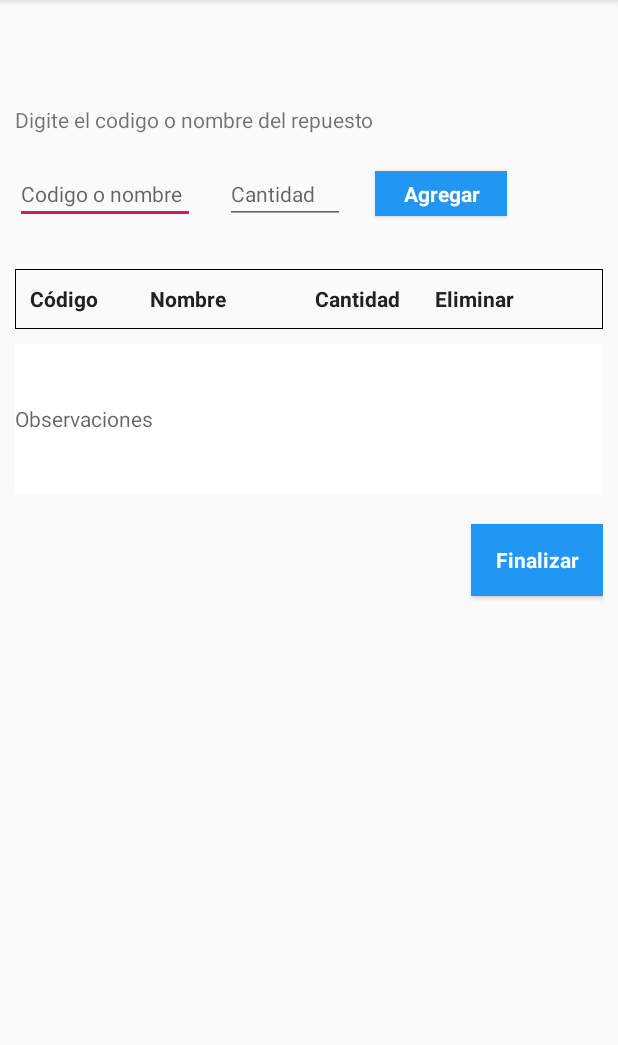
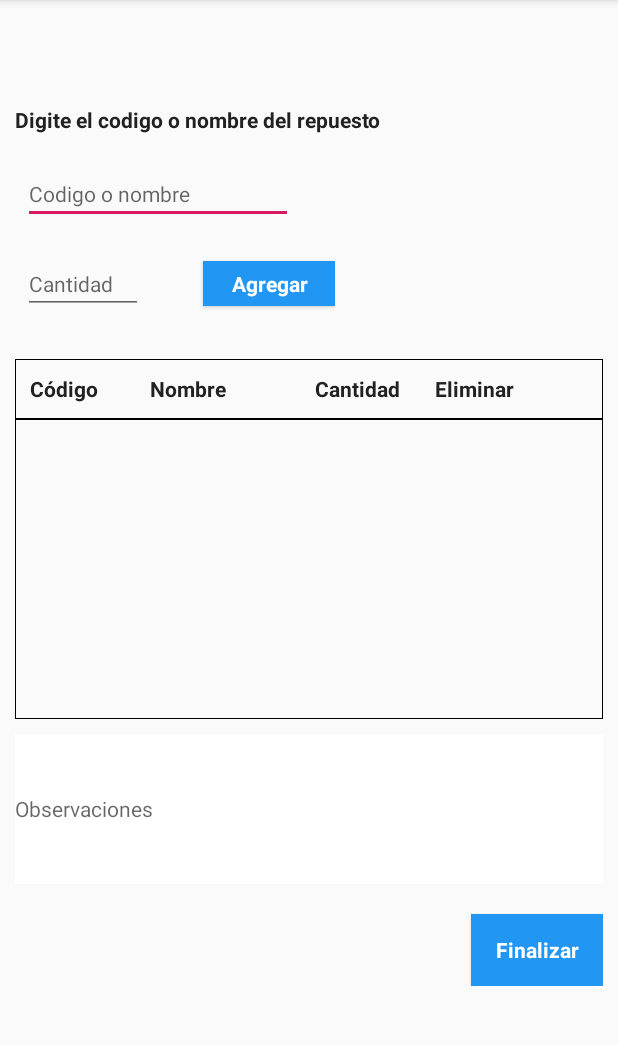
Before and after one commit to SilviaHdezCar/PolarisCoreAndroid-master-master, an Android app: the fragment Registro_diagnostico shown on its own in the app's theme, on a phone screen of 412 x 824 dp, the part 84-1129 px from its top. Run offline under Robolectric (Android 15) with nearby library versions, the phone set to English and light mode, and no system bars; 2 statements that could not run were skipped.

Commit message:
Mejora se corrije la vista registro diagnostico

```diff
--- a/app/src/main/java/com/example/wposs_user/polariscoreandroid/Fragmentos/Registro_diagnostico.java
+++ b/app/src/main/java/com/example/wposs_user/polariscoreandroid/Fragmentos/Registro_diagnostico.java
@@ -324,6 +324,7 @@ public class Registro_diagnostico extends Fragment {
         final ArrayAdapter<String> adapter = new ArrayAdapter<String>(v.getContext(), R.layout.spinner_sytle, rep);
 
         aut_repuesto.setAdapter(adapter);
+        aut_repuesto.setThreshold(0);
         aut_repuesto.setOnItemClickListener(new AdapterView.OnItemClickListener() {
        @Override
        public void onItemClick(AdapterView<?> adapterView, View view, int i, long l) {
@@ -367,15 +368,21 @@ public class Registro_diagnostico extends Fragment {
 
             int cant_solicitada= Integer.parseInt(cant);
 
+        if(cant_solicitada<=0){
+
+            Toast.makeText(objeto, "Debe solicitar como minimo 1 repuesto", Toast.LENGTH_SHORT).show();
+
+        }
+
             for (int i =0;i< Global.REPUESTOS.size();i++) {
 
                 if(Global.REPUESTOS.get(i).getSpar_code().equals(Global.codigo_rep)){
-                    Toast.makeText(objeto,Global.REPUESTOS.get(2).getSpar_code(), Toast.LENGTH_SHORT).show();
 
-                    if(Global.REPUESTOS.get(i).getSpar_quantity()<cant_solicitada){
+                  if(Global.REPUESTOS.get(i).getSpar_quantity()<cant_solicitada){
                         Toast.makeText(objeto, "El repuesto seleccionado no tiene disponible la cantidad solicitada", Toast.LENGTH_SHORT).show();
                         return;
                     }
+
                     Repuesto r = new Repuesto(Global.REPUESTOS.get(i).getSpar_code(),Global.REPUESTOS.get(i).getSpar_name(),cant_solicitada);
                     Global.REPUESTOS_DIAGONOSTICO.add(r);
                     Toast.makeText(objeto, "El repuesto fue agregado exitosamente", Toast.LENGTH_SHORT).show();
--- a/app/src/main/res/layout/fragment_registro_diagnostico.xml
+++ b/app/src/main/res/layout/fragment_registro_diagnostico.xml
@@ -1,5 +1,14 @@
 <?xml version="1.0" encoding="utf-8"?>
 
+
+<ScrollView xmlns:android="http://schemas.android.com/apk/res/android"
+    xmlns:app="http://schemas.android.com/apk/res-auto"
+    xmlns:tools="http://schemas.android.com/tools"
+    android:layout_width="match_parent"
+    android:layout_height="match_parent"
+    android:orientation="vertical"
+    tools:context=".Fragmentos.Registro_diagnostico"
+    >
 
     <LinearLayout xmlns:android="http://schemas.android.com/apk/res/android"
         xmlns:app="http://schemas.android.com/apk/res-auto"
@@ -25,6 +34,7 @@
         android:layout_height="wrap_content"
         android:text="Digite el codigo o nombre del repuesto "
         android:textSize="14dp"
+        style="@style/letra_titulos"
         />
 
     </LinearLayout>
@@ -42,17 +52,27 @@
 
         <AutoCompleteTextView
             android:id="@+id/auto_repuesto"
-            android:layout_width="120dp"
+            android:layout_width="180dp"
             android:layout_height="wrap_content"
             android:hint="Codigo o nombre"
             android:textSize="14dp"
+            android:layout_marginLeft="5dp"
             />
+
+         </LinearLayout>
+
+    <LinearLayout
+        android:layout_width="wrap_content"
+        android:layout_height="wrap_content"
+        android:layout_marginTop="20dp"
+
+        >
 
         <EditText
             android:id="@+id/txt_cantReq"
             android:layout_width="80dp"
             android:layout_height="wrap_content"
-            android:layout_marginLeft="20dp"
+            android:layout_marginLeft="5dp"
             android:hint="Cantidad"
             android:inputType="number"
             android:textSize="14dp"
@@ -62,15 +82,16 @@
             android:id="@+id/bton_agregarRepuesto"
             android:layout_width="wrap_content"
             android:layout_height="30dp"
-            android:layout_marginLeft="20dp"
+            android:layout_marginLeft="40dp"
             android:background="@color/azul_botones"
             android:text="Agregar"
             android:textAllCaps="false"
             android:textColor="@color/blanco"
             style="@style/letra_botones"
-            android:onClick="agregarRepuesto"
              android:textSize="14dp"
             />
+
+
 
     </LinearLayout>
 
@@ -128,15 +149,22 @@
             android:textSize="14dp"
             />
 
+
+
     </LinearLayout>
 
+
+
+        android:layout_width="wrap_content"
+        android:layout_height="wrap_content">
     <android.support.v7.widget.RecyclerView
         android:id="@+id/rv_repuestos_diag"
         android:layout_width="match_parent"
-        android:layout_height="wrap_content"
+        android:layout_height="200dp"
 
         android:background="@drawable/button_border"
          />
+
 
     <EditText
         android:id="@+id/txt_observaciones"
@@ -163,3 +191,5 @@
 
 
 </LinearLayout>
+
+</ScrollView>
--- a/app/src/main/res/layout/panel_agregarep.xml
+++ b/app/src/main/res/layout/panel_agregarep.xml
@@ -1,8 +1,8 @@
 <?xml version="1.0" encoding="utf-8"?>
 <RelativeLayout xmlns:android="http://schemas.android.com/apk/res/android"
     xmlns:app="http://schemas.android.com/apk/res-auto"
-    android:layout_width="match_parent"
-    android:layout_height="match_parent"
+    android:layout_width="wrap_content"
+    android:layout_height="wrap_content"
 
     xmlns:tools="http://schemas.android.com/tools">
 
```
Lines whose indentation alone changed are shown as unchanged.
